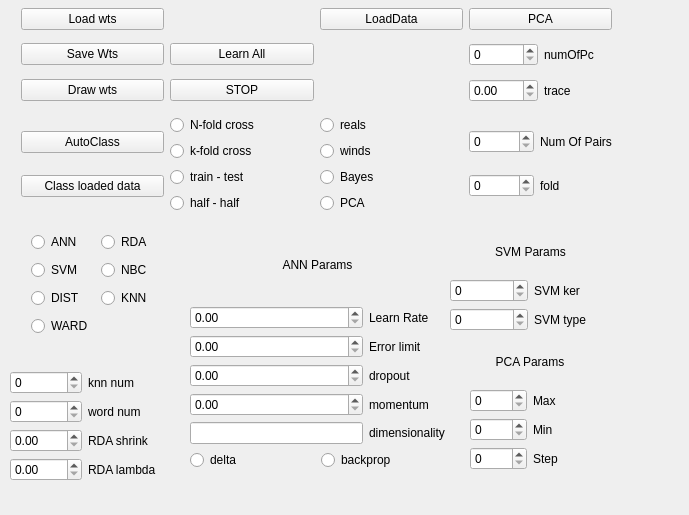
The window that net.ui (ArtfulVampire/SecondGUIrepo) describes before a commit, drawn with Qt 5.
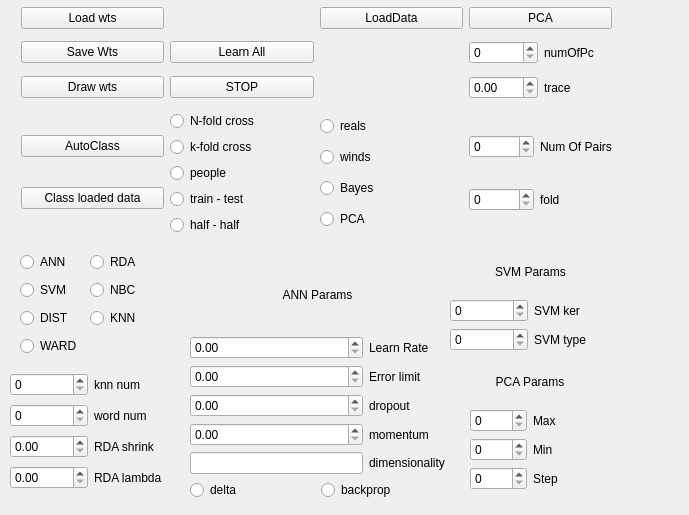
The same window after the commit.

Commit message: Elena people classification into Classifier.cpp

Patch:
```diff
--- a/net.ui
+++ b/net.ui
@@ -17,7 +17,7 @@
    <property name="geometry">
     <rect>
      <x>450</x>
-     <y>230</y>
+     <y>250</y>
      <width>161</width>
      <height>101</height>
     </rect>
@@ -61,7 +61,7 @@
      <x>21</x>
      <y>1</y>
      <width>591</width>
-     <height>221</height>
+     <height>240</height>
     </rect>
    </property>
    <layout class="QGridLayout" name="gridLayout_3">
@@ -169,6 +169,13 @@
         </property>
        </widget>
       </item>
+      <item>
+       <widget class="QRadioButton" name="peopleClassRadioButton">
+        <property name="text">
+         <string>people</string>
+        </property>
+       </widget>
+      </item>
       <item>
        <widget class="QRadioButton" name="trainTestRadioButton">
         <property name="text">
@@ -254,7 +261,7 @@
    <property name="geometry">
     <rect>
      <x>190</x>
-     <y>230</y>
+     <y>260</y>
      <width>255</width>
      <height>240</height>
     </rect>
@@ -344,7 +351,7 @@
    <property name="geometry">
     <rect>
      <x>470</x>
-     <y>340</y>
+     <y>360</y>
      <width>120</width>
      <height>130</height>
     </rect>
@@ -395,10 +402,10 @@
   <widget class="QWidget" name="layoutWidget">
    <property name="geometry">
     <rect>
-     <x>31</x>
-     <y>230</y>
-     <width>133</width>
-     <height>108</height>
+     <x>20</x>
+     <y>250</y>
+     <width>134</width>
+     <height>112</height>
     </rect>
    </property>
    <layout class="QGridLayout" name="gridLayout_6">
@@ -458,8 +465,8 @@
     <rect>
      <x>10</x>
      <y>371</y>
-     <width>149</width>
-     <height>112</height>
+     <width>161</width>
+     <height>124</height>
     </rect>
    </property>
    <layout class="QGridLayout" name="gridLayout_7">
```
The commit also changes 8 other files.
